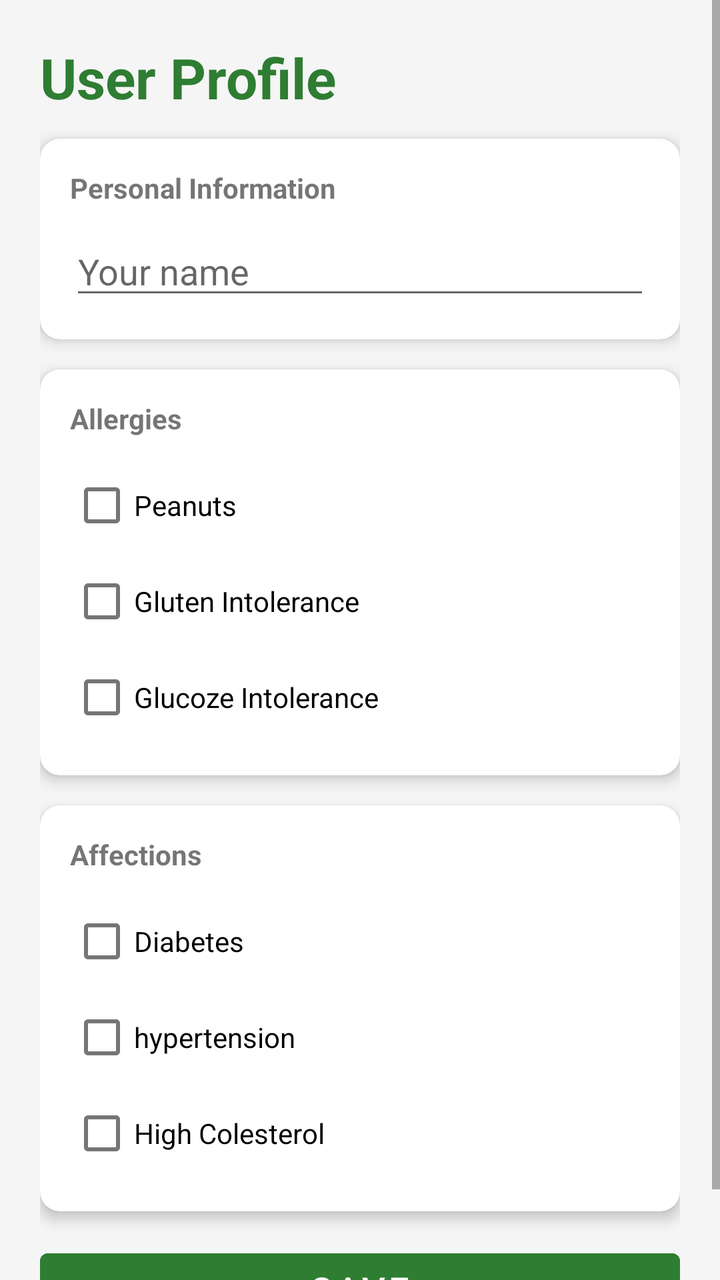
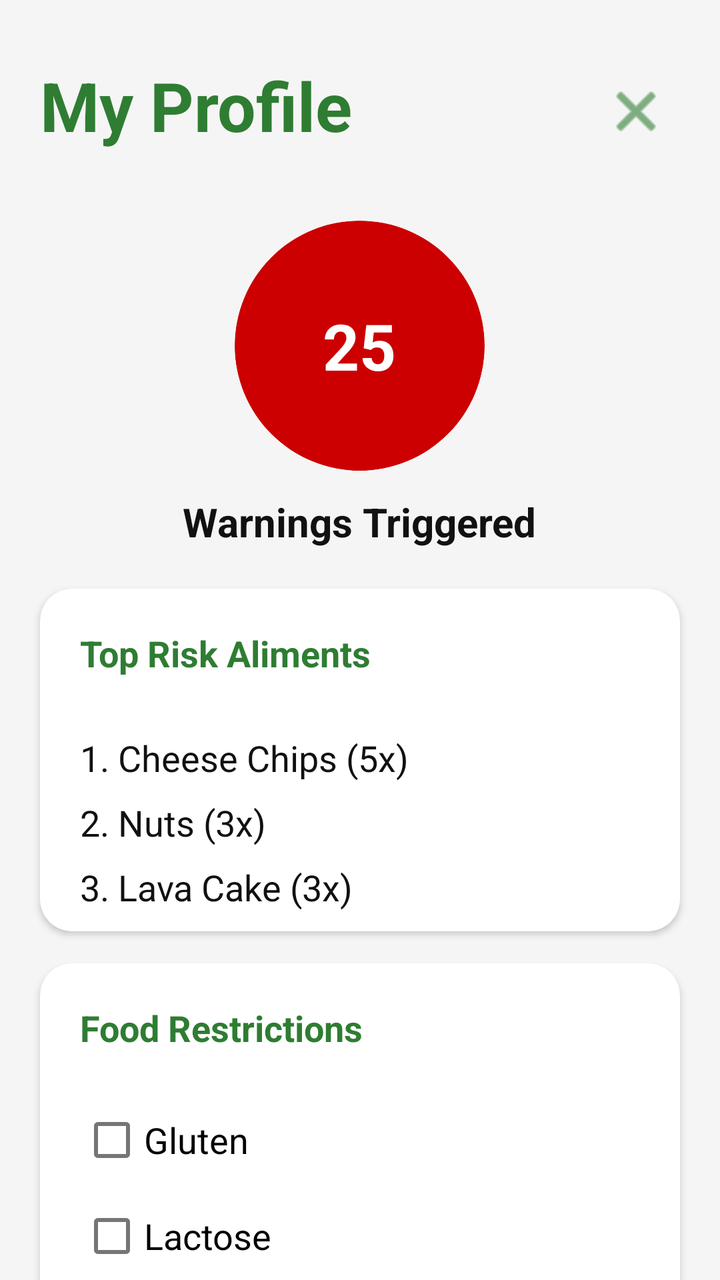

Before-and-after screenshots of an Android layout around one commit, followed by the original layout XML and the change that was made.
<!-- AndroidManifest.xml: application theme Theme.SafelystApp -->
<!-- res/layout/user_profile.xml -->
<ScrollView xmlns:android="http://schemas.android.com/apk/res/android"
    xmlns:app="http://schemas.android.com/apk/res-auto"
    android:layout_width="match_parent"
    android:layout_height="match_parent"
    android:background="#F5F5F5">

    <LinearLayout
        android:layout_width="match_parent"
        android:layout_height="wrap_content"
        android:orientation="vertical"
        android:padding="20dp">

        <TextView
            android:id="@+id/app_name"
            android:layout_width="wrap_content"
            android:layout_height="wrap_content"
            android:text="User Profile"
            android:textSize="28sp"
            android:textStyle="bold"
            android:textColor="#2E7D32"
            android:paddingBottom="12dp"
            android:layout_centerInParent="true" />

        <androidx.cardview.widget.CardView
            android:layout_width="match_parent"
            android:layout_height="wrap_content"
            android:layout_marginBottom="15dp"
            app:cardCornerRadius="10dp"
            app:cardElevation="4dp">

            <LinearLayout
                android:layout_width="match_parent"
                android:layout_height="wrap_content"
                android:orientation="vertical"
                android:padding="15dp">

                <TextView
                    android:layout_width="wrap_content"
                    android:layout_height="wrap_content"
                    android:text="Personal Information"
                    android:textStyle="bold"
                    android:layout_marginBottom="10dp"/>

                <EditText
                    android:id="@+id/edit_name"
                    android:layout_width="match_parent"
                    android:layout_height="wrap_content"
                    android:hint="Your name"
                    android:inputType="textPersonName"/>
            </LinearLayout>
        </androidx.cardview.widget.CardView>

        <androidx.cardview.widget.CardView
            android:layout_width="match_parent"
            android:layout_height="wrap_content"
            android:layout_marginBottom="15dp"
            app:cardCornerRadius="10dp"
            app:cardElevation="4dp">

            <LinearLayout
                android:layout_width="match_parent"
                android:layout_height="wrap_content"
                android:orientation="vertical"
                android:padding="15dp">

                <TextView
                    android:layout_width="wrap_content"
                    android:layout_height="wrap_content"
                    android:textStyle="bold"
                    android:text="Allergies"
                    android:layout_marginBottom="10dp"/>

                <CheckBox
                    android:id="@+id/peanutsCheckBox"
                    android:layout_width="match_parent"
                    android:layout_height="wrap_content"
                    android:text="Peanuts"/>

                <CheckBox
                    android:id="@+id/glutenCheckBox"
                    android:layout_width="match_parent"
                    android:layout_height="wrap_content"
                    android:text="Gluten Intolerance"/>

                <CheckBox
                    android:id="@+id/glucozeCheckBox"
                    android:layout_width="match_parent"
                    android:layout_height="wrap_content"
                    android:text="Glucoze Intolerance"/>
            </LinearLayout>
        </androidx.cardview.widget.CardView>

        <androidx.cardview.widget.CardView
            android:layout_width="match_parent"
            android:layout_height="wrap_content"
            android:layout_marginBottom="15dp"
            app:cardCornerRadius="10dp"
            app:cardElevation="4dp">

            <LinearLayout
                android:layout_width="match_parent"
                android:layout_height="wrap_content"
                android:orientation="vertical"
                android:padding="15dp">

                <TextView
                    android:layout_width="wrap_content"
                    android:layout_height="wrap_content"
                    android:textStyle="bold"
                    android:text="Affections"
                    android:layout_marginBottom="10dp"/>

                <CheckBox
                    android:id="@+id/diabetesCheckBox"
                    android:layout_width="match_parent"
                    android:layout_height="wrap_content"
                    android:text="Diabetes"/>

                <CheckBox
                    android:id="@+id/hypertensionCheckBox"
                    android:layout_width="match_parent"
                    android:layout_height="wrap_content"
                    android:text="hypertension"/>

                <CheckBox
                    android:id="@+id/colesterolCheckBox"
                    android:layout_width="match_parent"
                    android:layout_height="wrap_content"
                    android:text="High Colesterol"/>
            </LinearLayout>
        </androidx.cardview.widget.CardView>

        <Button
            android:id="@+id/saveButton"
            android:layout_width="match_parent"
            android:layout_height="wrap_content"
            android:text="Save"
            android:textSize="18sp"
            android:backgroundTint="#2E7D32"/>
    </LinearLayout>
</ScrollView>
<!-- resources referenced by this layout -->
<resources>
  <style name="Theme.SafelystApp" parent="Theme.MaterialComponents.DayNight.DarkActionBar">
          
          <item name="colorPrimary">@color/purple_500</item>
          <item name="colorPrimaryVariant">@color/purple_700</item>
          <item name="colorOnPrimary">@color/white</item>
          
          <item name="colorSecondary">@color/teal_200</item>
          <item name="colorSecondaryVariant">@color/teal_700</item>
          <item name="colorOnSecondary">@color/black</item>
          
          <item name="android:statusBarColor">?attr/colorPrimaryVariant</item>
          
      </style>
  <color name="purple_500">#FF6200EE</color>
  <color name="purple_700">#FF3700B3</color>
  <color name="white">#FFFFFFFF</color>
  <color name="teal_200">#FF03DAC5</color>
  <color name="teal_700">#FF018786</color>
  <color name="black">#FF000000</color>
</resources>

<!-- the commit's change to res/layout/user_profile.xml (unified diff, before → after) -->
@@ -1,141 +1,310 @@
-<ScrollView xmlns:android="http://schemas.android.com/apk/res/android"
-    xmlns:app="http://schemas.android.com/apk/res-auto"
+<androidx.coordinatorlayout.widget.CoordinatorLayout xmlns:android="http://schemas.android.com/apk/res/android"    xmlns:app="http://schemas.android.com/apk/res-auto"
     android:layout_width="match_parent"
     android:layout_height="match_parent"
     android:background="#F5F5F5">
 
-    <LinearLayout
+    <androidx.core.widget.NestedScrollView
         android:layout_width="match_parent"
-        android:layout_height="wrap_content"
-        android:orientation="vertical"
-        android:padding="20dp">
-
-        <TextView
-            android:id="@+id/app_name"
-            android:layout_width="wrap_content"
-            android:layout_height="wrap_content"
-            android:text="User Profile"
-            android:textSize="28sp"
-            android:textStyle="bold"
-            android:textColor="#2E7D32"
-            android:paddingBottom="12dp"
-            android:layout_centerInParent="true" />
-
-        <androidx.cardview.widget.CardView
+        android:layout_height="wrap_content">
+
+        <LinearLayout
             android:layout_width="match_parent"
             android:layout_height="wrap_content"
-            android:layout_marginBottom="15dp"
-            app:cardCornerRadius="10dp"
-            app:cardElevation="4dp">
+            android:orientation="vertical">
+
+            <RelativeLayout
+                android:layout_width="match_parent"
+                android:layout_height="wrap_content"
+                android:paddingTop="30dp"
+                android:paddingBottom="20dp"
+                android:paddingHorizontal="20dp">
+
+                <TextView
+                    android:id="@+id/profileTitleTextView"
+                    android:layout_width="wrap_content"
+                    android:layout_height="wrap_content"
+                    android:text="My Profile"
+                    android:textColor="#2E7D32"
+                    android:textStyle="bold"
+                    android:textSize="34sp"/>
+
+                <ImageButton
+                    android:id="@+id/profileCloseButton"
+                    android:layout_width="44dp"
+                    android:layout_height="44dp"
+                    android:layout_alignParentEnd="true"
+                    android:paddingTop="7dp"
+                    android:src="@android:drawable/ic_menu_close_clear_cancel"
+                    android:background="?attr/selectableItemBackgroundBorderless"
+                    app:tint="#2E7D32"/>
+
+            </RelativeLayout>
+
 
             <LinearLayout
                 android:layout_width="match_parent"
                 android:layout_height="wrap_content"
+                android:gravity="center"
                 android:orientation="vertical"
-                android:padding="15dp">
+                android:paddingBottom="20dp"
+                android:paddingTop="15dp">
+
+                <androidx.cardview.widget.CardView
+                    android:layout_width="125dp"
+                    android:layout_height="125dp"
+                    app:cardCornerRadius="62.5dp"
+                    app:cardElevation="0dp"
+                    android:backgroundTint="@android:color/holo_red_dark">
+
+                    <TextView
+                        android:id="@+id/warningCountTextView"
+                        android:layout_width="match_parent"
+                        android:layout_height="match_parent"
+                        android:gravity="center"
+                        android:text="25"
+                        android:textColor="#FFFFFF"
+                        android:textSize="32sp"
+                        android:textStyle="bold" />
+                </androidx.cardview.widget.CardView>
 
                 <TextView
                     android:layout_width="wrap_content"
                     android:layout_height="wrap_content"
-                    android:text="Personal Information"
-                    android:textStyle="bold"
-                    android:layout_marginBottom="10dp"/>
-
-                <EditText
-                    android:id="@+id/edit_name"
+                    android:layout_marginTop="12dp"
+                    android:text="Warnings Triggered"
+                    android:textColor="#111111"
+                    android:textSize="20sp"
+                    android:textStyle="bold" />
+
+            </LinearLayout>
+
+            <androidx.cardview.widget.CardView
+                android:layout_width="match_parent"
+                android:layout_height="wrap_content"
+                android:layout_marginHorizontal="20dp"
+                android:layout_marginBottom="16dp"
+                app:cardCornerRadius="16dp"
+                app:cardElevation="2dp">
+
+                <LinearLayout
                     android:layout_width="match_parent"
                     android:layout_height="wrap_content"
-                    android:hint="Your name"
-                    android:inputType="textPersonName"/>
-            </LinearLayout>
-        </androidx.cardview.widget.CardView>
-
-        <androidx.cardview.widget.CardView
-            android:layout_width="match_parent"
-            android:layout_height="wrap_content"
-            android:layout_marginBottom="15dp"
-            app:cardCornerRadius="10dp"
-            app:cardElevation="4dp">
-
-            <LinearLayout
-                android:layout_width="match_parent"
-                android:layout_height="wrap_content"
-                android:orientation="vertical"
-                android:padding="15dp">
-
-                <TextView
-                    android:layout_width="wrap_content"
-                    android:layout_height="wrap_content"
-                    android:textStyle="bold"
-                    android:text="Allergies"
-                    android:layout_marginBottom="10dp"/>
-
-                <CheckBox
-                    android:id="@+id/peanutsCheckBox"
+                    android:orientation="vertical">
+
+                    <LinearLayout
+                        android:layout_width="match_parent"
+                        android:layout_height="wrap_content"
+                        android:gravity="center_vertical"
+                        android:padding="20dp">
+
+                        <TextView
+                            android:layout_width="0dp"
+                            android:layout_height="wrap_content"
+                            android:layout_weight="1"
+                            android:text="Top Risk Aliments"
+                            android:textColor="#2E7D32"
+                            android:textSize="18dp"
+                            android:textStyle="bold"/>
+
+                    </LinearLayout>
+
+                    <LinearLayout
+                        android:layout_width="match_parent"
+                        android:layout_height="wrap_content"
+                        android:orientation="vertical"
+                        android:paddingHorizontal="20dp"
+                        android:paddingBottom="10dp">
+
+                        <TextView
+                            android:layout_width="match_parent"
+                            android:layout_height="wrap_content"
+                            android:layout_marginTop="8dp"
+                            android:text="1. Cheese Chips (5x)"
+                            android:textColor="#111111"
+                            android:textSize="18sp" />
+
+                        <TextView
+                            android:layout_width="match_parent"
+                            android:layout_height="wrap_content"
+                            android:layout_marginTop="8dp"
+                            android:text="2. Nuts (3x)"
+                            android:textColor="#111111"
+                            android:textSize="18sp" />
+
+                        <TextView
+                            android:layout_width="match_parent"
+                            android:layout_height="wrap_content"
+                            android:layout_marginTop="8dp"
+                            android:text="3. Lava Cake (3x)"
+                            android:textColor="#111111"
+                            android:textSize="18sp" />
+
+                    </LinearLayout>
+                </LinearLayout>
+            </androidx.cardview.widget.CardView>
+
+            <androidx.cardview.widget.CardView
+                android:layout_width="match_parent"
+                android:layout_height="wrap_content"
+                android:layout_marginHorizontal="20dp"
+                android:layout_marginBottom="16dp"
+                app:cardCornerRadius="16dp"
+                app:cardElevation="2dp">
+
+                <LinearLayout
                     android:layout_width="match_parent"
                     android:layout_height="wrap_content"
-                    android:text="Peanuts"/>
-
-                <CheckBox
-                    android:id="@+id/glutenCheckBox"
+                    android:orientation="vertical">
+
+                    <LinearLayout
+                        android:layout_width="match_parent"
+                        android:layout_height="wrap_content"
+                        android:gravity="center_vertical"
+                        android:padding="20dp">
+                        
+                        <TextView
+                            android:layout_width="0dp"
+                            android:layout_height="wrap_content"
+                            android:layout_weight="1"
+                            android:text="Food Restrictions"
+                            android:textColor="#2E7D32"
+                            android:textSize="18dp"
+                            android:textStyle="bold"/>
+
+                    </LinearLayout>
+
+                    <LinearLayout
+                        android:layout_width="match_parent"
+                        android:layout_height="wrap_content"
+                        android:orientation="vertical"
+                        android:paddingHorizontal="20dp"
+                        android:paddingBottom="20dp">
+
+                        <CheckBox
+                            android:id="@+id/glutenCheckbox"
+                            android:layout_width="match_parent"
+                            android:layout_height="wrap_content"
+                            android:textSize="18sp"
+                            android:text="Gluten" />
+
+                        <CheckBox
+                            android:id="@+id/lactoseCheckbox"
+                            android:layout_width="match_parent"
+                            android:layout_height="wrap_content"
+                            android:textSize="18sp"
+                            android:text="Lactose" />
+
+                        <CheckBox
+                            android:id="@+id/nutsCheckbox"
+                            android:layout_width="match_parent"
+                            android:layout_height="wrap_content"
+                            android:textSize="18sp"
+                            android:text="Nuts" />
+
+                        <CheckBox
+                            android:id="@+id/soyCheckbox"
+                            android:layout_width="match_parent"
+                            android:layout_height="wrap_content"
+                            android:textSize="18sp"
+                            android:text="Soy" />
+
+                        <CheckBox
+                            android:id="@+id/eggsCheckbox"
+                            android:layout_width="match_parent"
+                            android:layout_height="wrap_content"
+                            android:textSize="18sp"
+                            android:text="Eggs" />
+
+                        <CheckBox
+                            android:id="@+id/fishCheckbox"
+                            android:layout_width="match_parent"
+                            android:layout_height="wrap_content"
+                            android:textSize="18sp"
+                            android:text="Fish" />
+
+                    </LinearLayout>
+                </LinearLayout>
+            </androidx.cardview.widget.CardView>
+
+
+            <androidx.cardview.widget.CardView
+                android:layout_width="match_parent"
+                android:layout_height="wrap_content"
+                android:layout_marginHorizontal="20dp"
+                android:layout_marginBottom="16dp"
+                app:cardCornerRadius="16dp"
+                app:cardElevation="2dp">
+
+                <LinearLayout
                     android:layout_width="match_parent"
                     android:layout_height="wrap_content"
-                    android:text="Gluten Intolerance"/>
-
-                <CheckBox
-                    android:id="@+id/glucozeCheckBox"
-                    android:layout_width="match_parent"
-                    android:layout_height="wrap_content"
-                    android:text="Glucoze Intolerance"/>
-            </LinearLayout>
-        </androidx.cardview.widget.CardView>
-
-        <androidx.cardview.widget.CardView
-            android:layout_width="match_parent"
-            android:layout_height="wrap_content"
-            android:layout_marginBottom="15dp"
-            app:cardCornerRadius="10dp"
-            app:cardElevation="4dp">
-
-            <LinearLayout
-                android:layout_width="match_parent"
-                android:layout_height="wrap_content"
-                android:orientation="vertical"
-                android:padding="15dp">
-
-                <TextView
-                    android:layout_width="wrap_content"
-                    android:layout_height="wrap_content"
-                    android:textStyle="bold"
-                    android:text="Affections"
-                    android:layout_marginBottom="10dp"/>
-
-                <CheckBox
-                    android:id="@+id/diabetesCheckBox"
-                    android:layout_width="match_parent"
-                    android:layout_height="wrap_content"
-                    android:text="Diabetes"/>
-
-                <CheckBox
-                    android:id="@+id/hypertensionCheckBox"
-                    android:layout_width="match_parent"
-                    android:layout_height="wrap_content"
-                    android:text="hypertension"/>
-
-                <CheckBox
-                    android:id="@+id/colesterolCheckBox"
-                    android:layout_width="match_parent"
-                    android:layout_height="wrap_content"
-                    android:text="High Colesterol"/>
-            </LinearLayout>
-        </androidx.cardview.widget.CardView>
-
-        <Button
-            android:id="@+id/saveButton"
-            android:layout_width="match_parent"
-            android:layout_height="wrap_content"
-            android:text="Save"
-            android:textSize="18sp"
-            android:backgroundTint="#2E7D32"/>
-    </LinearLayout>
-</ScrollView>
+                    android:orientation="vertical">
+
+                    <LinearLayout
+                        android:layout_width="match_parent"
+                        android:layout_height="wrap_content"
+                        android:gravity="center_vertical"
+                        android:padding="20dp">
+
+                        <TextView
+                            android:layout_width="0dp"
+                            android:layout_height="wrap_content"
+                            android:layout_weight="1"
+                            android:text="Medical Conditions"
+                            android:textColor="#2E7D32"
+                            android:textSize="18dp"
+                            android:textStyle="bold"/>
+
+                    </LinearLayout>
+
+                    <LinearLayout
+                        android:layout_width="match_parent"
+                        android:layout_height="wrap_content"
+                        android:orientation="vertical"
+                        android:paddingHorizontal="20dp"
+                        android:paddingBottom="20dp">
+
+                        <CheckBox
+                            android:id="@+id/diabetesCheckbox"
+                            android:layout_width="match_parent"
+                            android:layout_height="wrap_content"
+                            android:textSize="18sp"
+                            android:text="Diabetes" />
+
+                        <CheckBox
+                            android:id="@+id/hypertensionCheckbox"
+                            android:layout_width="match_parent"
+                            android:layout_height="wrap_content"
+                            android:textSize="18sp"
+                            android:text="Hypertension" />
+
+                        <CheckBox
+                            android:id="@+id/cholesterolCheckbox"
+                            android:layout_width="match_parent"
+                            android:layout_height="wrap_content"
+                            android:textSize="18sp"
+                            android:text="Cholesterol" />
+
+                        <CheckBox
+                            android:id="@+id/celiacCheckbox"
+                            android:layout_width="match_parent"
+                            android:layout_height="wrap_content"
+                            android:textSize="18sp"
+                            android:text="Celiac" />
+
+                    </LinearLayout>
+                </LinearLayout>
+            </androidx.cardview.widget.CardView>
+
+
+            <Button
+                android:id="@+id/saveButton"
+                android:layout_width="match_parent"
+                android:layout_height="wrap_content"
+                android:layout_marginHorizontal="20dp"
+                android:text="Save"
+                android:textSize="18sp"
+                android:backgroundTint="#2E7D32" />
+        </LinearLayout>
+    </androidx.core.widget.NestedScrollView>
+</androidx.coordinatorlayout.widget.CoordinatorLayout>
